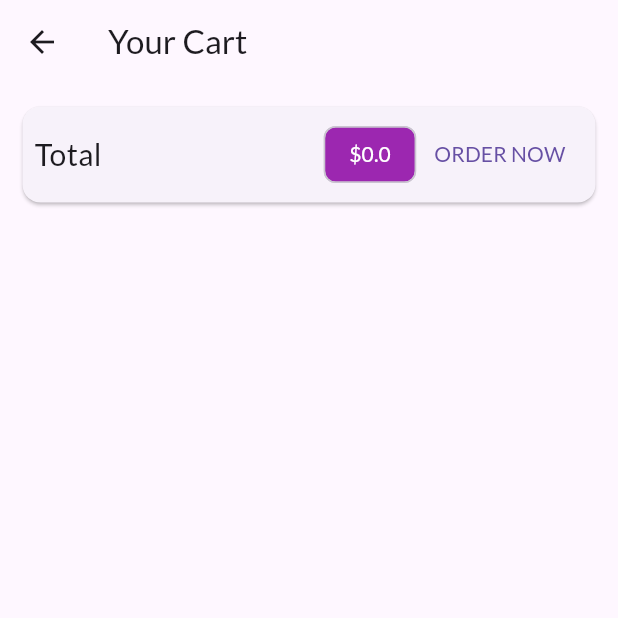
After one commit to v1AIM/FlutterPractise, a Flutter app: the CartOverview screen opened by its route, on a phone screen of 412 x 824 dp, the top half of it. The commit adds this screen. Run offline on Flutter 3.47's test engine with Material 2 defaults, Android fonts, the light colour scheme and no system bars; network calls fail.

Commit message:
Added cart-screen

```diff
--- a/lib/main.dart
+++ b/lib/main.dart
@@ -1,5 +1,6 @@
 import 'package:flutter/material.dart';
 import 'package:shopapp/providers/cart.dart';
+import 'package:shopapp/screens/cart_overview.dart';
 import './screens/products_overview.dart';
 import './screens/product_details.dart';
 import 'package:provider/provider.dart';
@@ -43,6 +44,7 @@ class MyApp extends StatelessWidget {
         //initialRoute: '/',
         routes: {
           ProductDetails.routeName: (context) => const ProductDetails(),
+          CartOverview.routeName: (context) => const CartOverview(),
         },
       ),
     );
--- a/lib/providers/cart.dart
+++ b/lib/providers/cart.dart
@@ -25,6 +25,14 @@ class Cart with ChangeNotifier {
     return _items!.length;
   }
 
+  double get totalAmount {
+    var total = 0.0;
+    _items!.forEach((key, cartItem) {
+      total += cartItem.price * cartItem.quantity;
+    });
+    return total;
+  }
+
   void addItem(String productId, double price, String title) {
     if (_items!.containsKey(productId)) {
       //change quatity
--- /dev/null
+++ b/lib/screens/cart_overview.dart
@@ -0,0 +1,51 @@
+import 'package:flutter/material.dart';
+import 'package:provider/provider.dart';
+
+import '../providers/cart.dart';
+
+class CartOverview extends StatelessWidget {
+  static const routeName = '/cart-overview';
+
+  const CartOverview({super.key});
+
+  @override
+  Widget build(BuildContext context) {
+    final cart = Provider.of<Cart>(context);
+    return Scaffold(
+      appBar: AppBar(
+        title: Text('Your Cart'),
+      ),
+      body: Column(
+        children: <Widget>[
+          Card(
+            margin: EdgeInsets.all(15),
+            child: Padding(
+              padding: EdgeInsets.all(8),
+              child: Row(
+                mainAxisAlignment: MainAxisAlignment.spaceBetween,
+                children: <Widget>[
+                  Text(
+                    'Total',
+                    style: TextStyle(fontSize: 20),
+                  ),
+                  Spacer(),
+                  Chip(
+                    label: Text(
+                      '\$${cart.totalAmount}',
+                      style: TextStyle(color: Colors.white),
+                    ),
+                    backgroundColor: Colors.purple,
+                  ),
+                  TextButton(
+                    onPressed: () {},
+                    child: Text('ORDER NOW'),
+                  )
+                ],
+              ),
+            ),
+          )
+        ],
+      ),
+    );
+  }
+}
--- a/lib/screens/products_overview.dart
+++ b/lib/screens/products_overview.dart
@@ -1,5 +1,6 @@
 import 'package:flutter/material.dart';
 import 'package:provider/provider.dart';
+import 'package:shopapp/screens/cart_overview.dart';
 
 import '../widgets/products_grid.dart';
 import '../providers/cart.dart';
@@ -60,11 +61,13 @@ class _ProductsOverViewState extends State<ProductsOverView> {
               value: cartData.itemCount.toString(),
             ),
             child: IconButton(
-              icon: Icon(
+              icon: const Icon(
                 Icons.shopping_cart,
                 color: Colors.white,
               ),
-              onPressed: () {},
+              onPressed: () {
+                Navigator.of(context).pushNamed(CartOverview.routeName);
+              },
             ),
           ),
         ],
```
